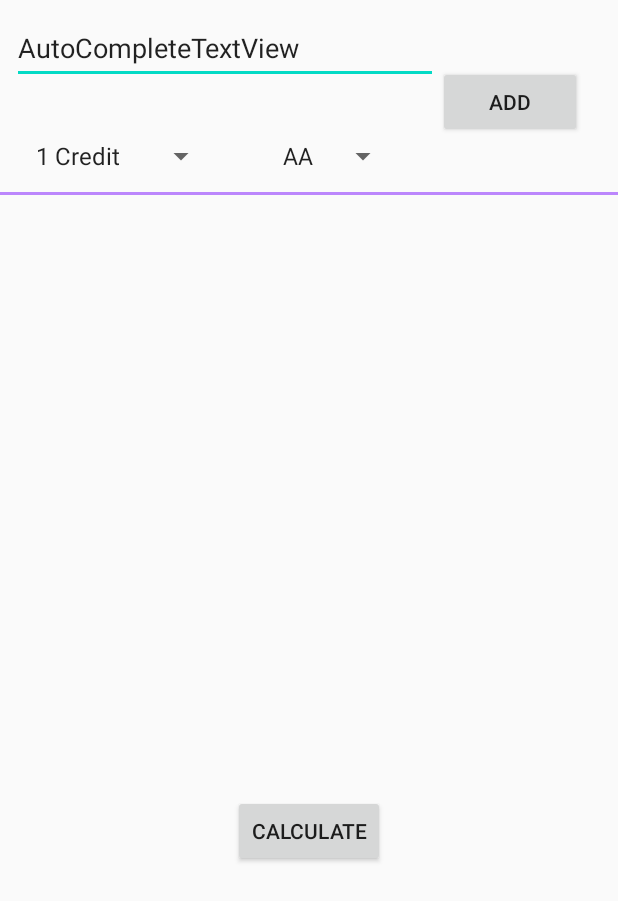
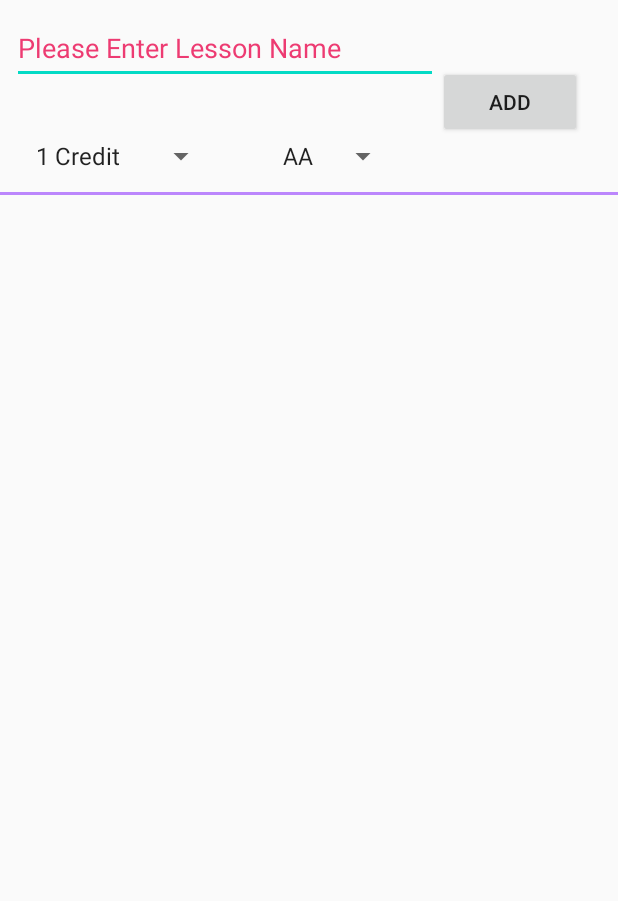
Before and after one commit to serhatzengin/Calculate_Average, an Android app: the screen it shows after launch (MainActivity), on a phone screen of 412 x 824 dp. Shown: the top 901 px of the screen. Run offline under Robolectric (Android 15) with nearby library versions, the phone set to English and light mode, and no system bars.

Commit message:
Ders Ekleme Silme Eklendi
+Artık dersleri ekleyebilir ve eklediğiniz dersleri silebilirsiniz!
+İsim girmeden ders ekleme engellendi
+Ortalama al butonu yalnızca ders eklendiği zaman çıkıyor !

```diff
--- a/app/src/main/res/layout/activity_main.xml
+++ b/app/src/main/res/layout/activity_main.xml
@@ -28,7 +28,9 @@
             android:layout_height="48dp"
             android:layout_marginStart="8dp"
             android:layout_marginTop="8dp"
-            android:text="AutoCompleteTextView"
+            android:completionHint="Please Enter Lesson Name"
+            android:hint="Please Enter Lesson Name"
+            android:textColorHint="@color/colorPrimary"
             app:layout_constraintEnd_toStartOf="@+id/btn_New_Lesson"
             app:layout_constraintStart_toStartOf="parent"
             app:layout_constraintTop_toTopOf="parent" />
@@ -77,6 +79,7 @@
 
 
     <Button
+        android:id="@+id/btn_Calculate_Avarage"
         android:layout_width="wrap_content"
         android:layout_height="wrap_content"
         android:layout_gravity="center"
```
Also changed, not shown: app/src/main/java/com/example/calculate_average/MainActivity.kt (+24 -3 lines).
